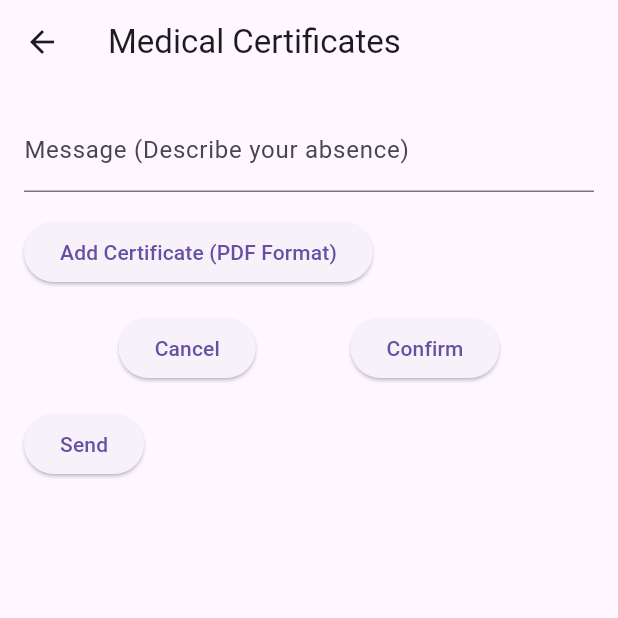
After one commit to iir-projets/School_Management, a Flutter app: the MedicalCertificatesPage screen opened directly, on a phone screen of 412 x 824 dp, the top half of it. The commit adds this screen. Run offline on Flutter 3.47's test engine with Material 3 defaults, Android fonts, the phone set to English and light mode, and no system bars; our stand-ins replace image_picker; network calls fail.

Commit message:
10commit

```diff
--- /dev/null
+++ b/school_managementflutter/lib/medicalCertifact.dart
@@ -0,0 +1,92 @@
+import 'package:flutter/material.dart';
+import 'dart:io'; // Pour File
+import 'package:image_picker/image_picker.dart'; // Pour XFile et ImageSource
+
+class MedicalCertificatesPage extends StatefulWidget {
+  final String studentId;
+
+  MedicalCertificatesPage(this.studentId);
+
+  @override
+  _MedicalCertificatesPageState createState() => _MedicalCertificatesPageState();
+}
+
+class _MedicalCertificatesPageState extends State<MedicalCertificatesPage> {
+  String message = '';
+  File? certificate;
+
+  @override
+  Widget build(BuildContext context) {
+    return Scaffold(
+      appBar: AppBar(
+        title: Text('Medical Certificates'),
+      ),
+      body: Padding(
+        padding: const EdgeInsets.all(16.0),
+        child: Column(
+          crossAxisAlignment: CrossAxisAlignment.start,
+          children: [
+            TextFormField(
+              decoration: InputDecoration(
+                labelText: 'Message (Describe your absence)',
+              ),
+              onChanged: (value) {
+                setState(() {
+                  message = value;
+                });
+              },
+            ),
+            SizedBox(height: 16.0),
+            certificate != null
+                ? Image.file(certificate!)
+                : ElevatedButton(
+                    onPressed: () async {
+                      final XFile? pickedFile =
+                          await ImagePicker().pickImage(source: ImageSource.camera);
+                      if (pickedFile != null) {
+                        setState(() {
+                          certificate = File(pickedFile.path);
+                        });
+                      }
+                    },
+                    child: Text('Add Certificate (PDF Format)'),
+                  ),
+            SizedBox(height: 16.0),
+            Row(
+              mainAxisAlignment: MainAxisAlignment.spaceEvenly,
+              children: [
+                ElevatedButton(
+                  onPressed: () {
+                    setState(() {
+                      certificate = null;
+                    });
+                  },
+                  child: Text('Cancel'),
+                ),
+                ElevatedButton(
+                  onPressed: () {
+                    // Save the message and certificate to the database
+                    // You can use the studentId from the widget property
+                    // and the message and certificate File from the state
+                    // to save the data to your database
+                  },
+                  child: Text('Confirm'),
+                ),
+              ],
+            ),
+            SizedBox(height: 16.0),
+            ElevatedButton(
+              onPressed: () {
+                // Send the message and certificate to the database
+                // You can use the studentId from the widget property
+                // and the message and certificate File from the state
+                // to send the data to your database
+              },
+              child: Text('Send'),
+            ),
+          ],
+        ),
+      ),
+    );
+  }
+}
--- a/school_managementflutter/pubspec.yaml
+++ b/school_managementflutter/pubspec.yaml
@@ -15,6 +15,7 @@ dependencies:
   cupertino_icons: ^1.0.6
   mongo_dart: ^0.10.1
   http: ^1.2.1
+  image_picker: ^1.1.1
 dev_dependencies:
   flutter_test:
     sdk: flutter
```
Also changed, not shown: school_managementflutter/lib/documentRequest.dart (+6 -3 lines), school_managementflutter/lib/main.dart (+15 -6 lines), school_managementflutter/lib/vacations.dart (added, +49 -0 lines), school_managementflutter/pubspec.lock, 16 other files.
